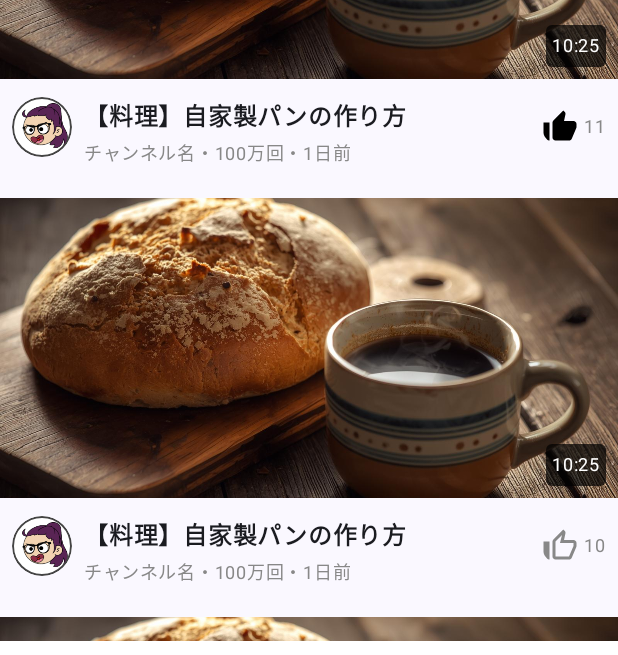
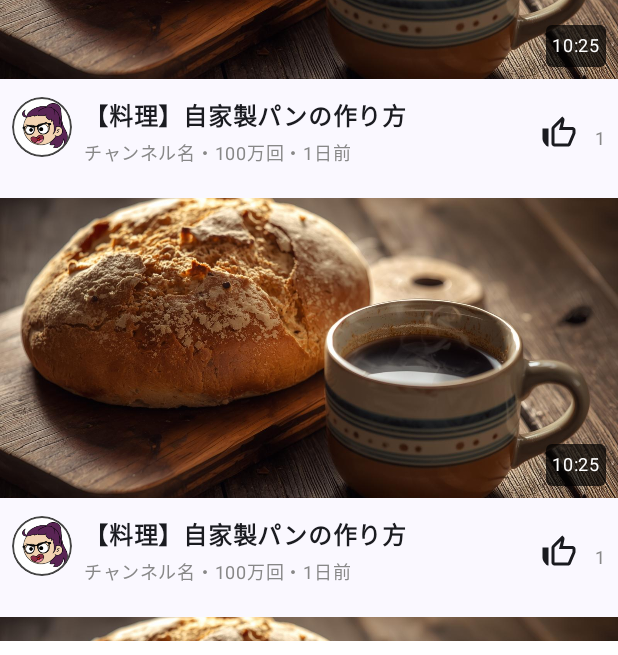
Before and after one commit to CyberAgentHack/android-bootcamp-iwate-pref-20250926, an Android app built with Jetpack Compose: the YoutubeScreen screen opened through its navigation route, after a tap on "いいね", on a phone screen of 412 x 824 dp. Shown: the part 475-1130 px from the top of the screen. Run offline under Robolectric (Android 15) with nearby library versions, the phone set to English and light mode, and no system bars.

Commit message:
feat:datastoreを使用してデータの永続化

```diff
--- a/projects/AndroidBootcampIwatePref/app/build.gradle.kts
+++ b/projects/AndroidBootcampIwatePref/app/build.gradle.kts
@@ -71,5 +71,6 @@ dependencies {
     debugImplementation(libs.ui.tooling)
     debugImplementation(libs.ui.test.manifest)
     testImplementation(libs.junit)
+    implementation(libs.androidx.datastore.preferences)
 
 }
--- /dev/null
+++ b/projects/AndroidBootcampIwatePref/app/src/main/java/com/example/androidbootcampiwatepref/data/datastore/AppDataStore.kt
@@ -0,0 +1,37 @@
+package com.example.androidbootcampiwatepref.data.datastore
+
+import android.content.Context
+import androidx.datastore.core.DataStore
+import androidx.datastore.preferences.core.Preferences
+import androidx.datastore.preferences.core.edit
+import androidx.datastore.preferences.core.intPreferencesKey
+import androidx.datastore.preferences.preferencesDataStore
+import kotlinx.coroutines.flow.Flow
+import kotlinx.coroutines.flow.map
+
+private val Context.dataStore: DataStore<Preferences> by preferencesDataStore(name = "app_preferences")
+
+class AppDataStore(private val context: Context) {
+
+    // 動画IDごとのいいね数を取得
+    fun getLikeCount(videoId: Int): Flow<Int> = context.dataStore.data
+        .map { preferences ->
+            preferences[intPreferencesKey("like_count_$videoId")] ?: 0
+        }
+
+    // 動画IDごとのいいね数を保存
+    suspend fun saveLikeCount(videoId: Int, count: Int) {
+        context.dataStore.edit { preferences ->
+            preferences[intPreferencesKey("like_count_$videoId")] = count
+        }
+    }
+
+    // 動画IDごとのいいね数をインクリメント
+    suspend fun incrementLikeCount(videoId: Int) {
+        context.dataStore.edit { preferences ->
+            val key = intPreferencesKey("like_count_$videoId")
+            val currentCount = preferences[key] ?: 0
+            preferences[key] = currentCount + 1
+        }
+    }
+}
--- a/projects/AndroidBootcampIwatePref/app/src/main/java/com/example/androidbootcampiwatepref/data/repository/YoutubeRepository.kt
+++ b/projects/AndroidBootcampIwatePref/app/src/main/java/com/example/androidbootcampiwatepref/data/repository/YoutubeRepository.kt
@@ -22,6 +22,7 @@ class YoutubeRepository {
     fun getVideos(): List<Video> {
         return List(10) {
             Video(
+                id = 1,
                 title = "【Kotlin】Youtubeクローンの作り方の解説",
                 channelName = "チャンネル名",
                 thumbnailRes = 1,
@@ -31,6 +32,7 @@ class YoutubeRepository {
                 likeCount = 5
             );
             Video(
+                id = 2,
                 title = "【料理】自家製パンの作り方",
                 channelName = "チャンネル名",
                 thumbnailRes = 2,
--- a/projects/AndroidBootcampIwatePref/app/src/main/java/com/example/androidbootcampiwatepref/domain/domainobject/YoutubeModel.kt
+++ b/projects/AndroidBootcampIwatePref/app/src/main/java/com/example/androidbootcampiwatepref/domain/domainobject/YoutubeModel.kt
@@ -8,6 +8,7 @@ data class Channel(
 
 // 動画のデータ構造
 data class Video(
+    val id: Int = 0,
     val title: String,
     val channelName: String,
     val thumbnailRes: Int,
--- a/projects/AndroidBootcampIwatePref/app/src/main/java/com/example/androidbootcampiwatepref/ui/components/YoutubeComponent.kt
+++ b/projects/AndroidBootcampIwatePref/app/src/main/java/com/example/androidbootcampiwatepref/ui/components/YoutubeComponent.kt
@@ -3,6 +3,7 @@ package com.example.androidbootcampiwatepref.ui.components
 import androidx.compose.foundation.Image
 import androidx.compose.foundation.background
 import androidx.compose.foundation.border
+import androidx.compose.foundation.clickable
 import androidx.compose.foundation.layout.Arrangement
 import androidx.compose.foundation.layout.Box
 import androidx.compose.foundation.layout.Column
@@ -21,24 +22,31 @@ import androidx.compose.material3.Icon
 import androidx.compose.material3.IconButton
 import androidx.compose.material3.Text
 import androidx.compose.runtime.Composable
+import androidx.compose.runtime.LaunchedEffect
+import androidx.compose.runtime.collectAsState
 import androidx.compose.runtime.getValue
 import androidx.compose.runtime.mutableIntStateOf
 import androidx.compose.runtime.mutableStateOf
 import androidx.compose.runtime.remember
+import androidx.compose.runtime.rememberCoroutineScope
 import androidx.compose.runtime.setValue
 import androidx.compose.ui.Alignment
 import androidx.compose.ui.Modifier
 import androidx.compose.ui.draw.clip
 import androidx.compose.ui.graphics.Color
 import androidx.compose.ui.layout.ContentScale
+import androidx.compose.ui.platform.LocalContext
 import androidx.compose.ui.res.painterResource
 import androidx.compose.ui.text.font.FontWeight
 import androidx.compose.ui.unit.dp
 import androidx.compose.ui.unit.sp
+import com.example.androidbootcampiwatepref.data.datastore.AppDataStore
 import com.example.androidbootcampiwatepref.domain.domainobject.Channel
 import com.example.androidbootcampiwatepref.domain.domainobject.Video
+import kotlinx.coroutines.launch
 import kotlin.Boolean
 
+//登録者を表示するコンポーザブル
 @Composable
 fun ChannelItem(
     channel: Channel,
@@ -72,16 +80,17 @@ fun ChannelItem(
     }
 }
 
+//動画アイテムを表示するコンポーザブル
 @Composable
 fun VideoItem(
     video: Video,
     modifier: Modifier = Modifier,
     showLikeButton: Boolean = false
 ) {
-    //いいねされているかどうかを記憶する状態
-    var isLiked by remember { mutableStateOf(false) }
-    //いいね数を記憶する状態 (初期値はvideoオブジェクトから取得)
-    var likeCount by remember { mutableIntStateOf(video.likeCount) }
+    val context = LocalContext.current
+    val dataStore = remember { AppDataStore(context) }
+    val likeCount by dataStore.getLikeCount(video.id).collectAsState(initial = video.likeCount)
+    val scope = rememberCoroutineScope()
 
     Column(
         modifier = modifier.padding(bottom = 18.dp)
@@ -168,22 +177,15 @@ fun VideoItem(
                     //いいねボタン
                     IconButton(
                         onClick = {
-                            // 状態を反転
-                            isLiked = !isLiked
-
-                            // 状態に応じていいね数を増減させる
-                            if (isLiked) {
-                                likeCount++
-                            } else {
-                                likeCount--
+                            scope.launch {
+                                dataStore.incrementLikeCount(video.id)
                             }
                         },
                         modifier = Modifier.size(24.dp) // ボタンのサイズを小さく調整
                     ) {
                         Icon(
-                            imageVector = if (isLiked) Icons.Filled.ThumbUp else Icons.Outlined.ThumbUp,
+                            imageVector = Icons.Outlined.ThumbUp,
                             contentDescription = "いいね",
-                            tint = if (isLiked) Color.Black else Color.Gray // 色も変える
                         )
                     }
 
@@ -191,7 +193,9 @@ fun VideoItem(
                     Text(
                         text = likeCount.toString(),
                         fontSize = 12.sp,
-                        color = Color.Gray
+                        color = Color.Gray,
+                        modifier = Modifier
+                            .padding(top = 8.dp, start = 8.dp) // 位置を少し調整
                     )
                 }
             }
--- a/projects/AndroidBootcampIwatePref/app/src/main/java/com/example/androidbootcampiwatepref/viewmodel/YoutubeViewModel.kt
+++ b/projects/AndroidBootcampIwatePref/app/src/main/java/com/example/androidbootcampiwatepref/viewmodel/YoutubeViewModel.kt
@@ -1,7 +1,6 @@
 package com.example.androidbootcampiwatepref.viewmodel
 
 import androidx.lifecycle.ViewModel
-import androidx.annotation.DrawableRes
 import androidx.lifecycle.viewModelScope
 import com.example.androidbootcampiwatepref.R
 import com.example.androidbootcampiwatepref.data.repository.YoutubeRepository
--- a/projects/AndroidBootcampIwatePref/gradle/libs.versions.toml
+++ b/projects/AndroidBootcampIwatePref/gradle/libs.versions.toml
@@ -27,6 +27,7 @@ ui-test-manifest = { group = "androidx.compose.ui", name = "ui-test-manifest" }
 ui-test-junit4 = { group = "androidx.compose.ui", name = "ui-test-junit4" }
 material3 = { group = "androidx.compose.material3", name = "material3" }
 kotlinx-serialization-json = "org.jetbrains.kotlinx:kotlinx-serialization-json:1.6.3"
+androidx-datastore-preferences = { module = "androidx.datastore:datastore-preferences", version = "1.1.0" }
 
 [plugins]
 androidApplication = { id = "com.android.application", version.ref = "agp" }
```
